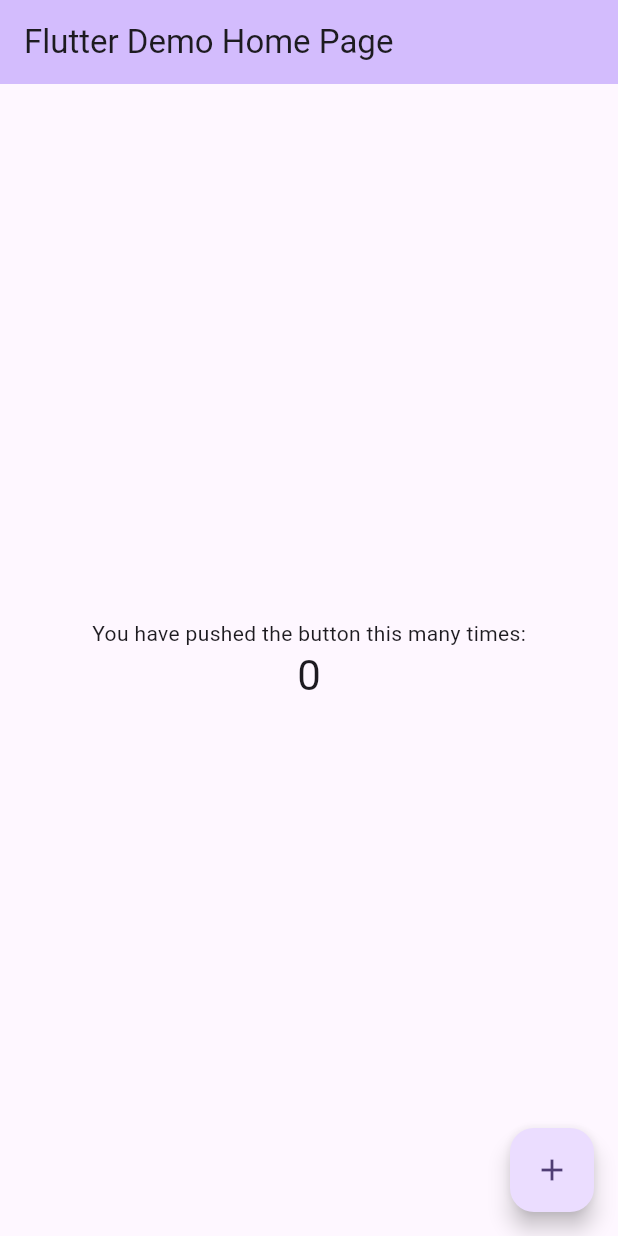
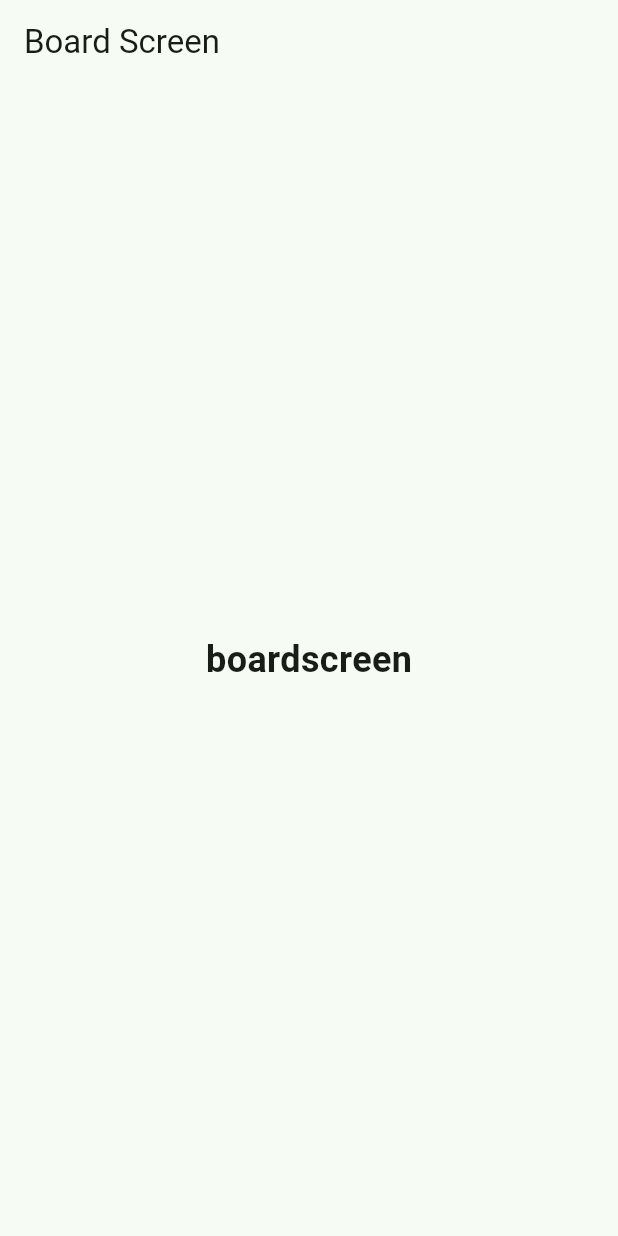
Before and after one commit to Projea12/polyops_assessment, a Flutter app: the screen it shows after launch, on a phone screen of 412 x 824 dp. Run offline on Flutter 3.47's test engine with Material 3 defaults, Android fonts, the phone set to English and light mode, and no system bars; our stand-ins replace flutter_bloc, get_it, injectable.

Commit message:
feat: scaffold project with clean architecture and DI

```diff
--- a/polyops_assessment/lib/main.dart
+++ b/polyops_assessment/lib/main.dart
@@ -1,122 +1,32 @@
 import 'package:flutter/material.dart';
+import 'package:flutter_bloc/flutter_bloc.dart';
+import 'package:polyops_assessment/core/di/injection.dart';
+import 'package:polyops_assessment/core/observer/app_bloc_observer.dart';
+import 'package:polyops_assessment/presentation/task/board_screen.dart';
 
-void main() {
-  runApp(const MyApp());
+void main() async {
+  WidgetsFlutterBinding.ensureInitialized();
+  await configureDependencies();
+  Bloc.observer = AppBlocObserver();
+  runApp(const Polysops());
 }
 
-class MyApp extends StatelessWidget {
-  const MyApp({super.key});
+class Polysops extends StatelessWidget {
+  const Polysops({super.key});
 
-  // This widget is the root of your application.
   @override
   Widget build(BuildContext context) {
     return MaterialApp(
-      title: 'Flutter Demo',
+      title: 'Polyops',
+      debugShowCheckedModeBanner: false,
       theme: ThemeData(
-        // This is the theme of your application.
-        //
-        // TRY THIS: Try running your application with "flutter run". You'll see
-        // the application has a purple toolbar. Then, without quitting the app,
-        // try changing the seedColor in the colorScheme below to Colors.green
-        // and then invoke "hot reload" (save your changes or press the "hot
-        // reload" button in a Flutter-supported IDE, or press "r" if you used
-        // the command line to start the app).
-        //
-        // Notice that the counter didn't reset back to zero; the application
-        // state is not lost during the reload. To reset the state, use hot
-        // restart instead.
-        //
-        // This works for code too, not just values: Most code changes can be
-        // tested with just a hot reload.
-        colorScheme: .fromSeed(seedColor: Colors.deepPurple),
+        colorScheme: ColorScheme.fromSeed(
+          seedColor: const Color(0xFF1B5E37),
+          brightness: Brightness.light,
+        ),
+        useMaterial3: true,
       ),
-      home: const MyHomePage(title: 'Flutter Demo Home Page'),
+      home: const BoardScreen(),
     );
   }
 }
-
-class MyHomePage extends StatefulWidget {
-  const MyHomePage({super.key, required this.title});
-
-  // This widget is the home page of your application. It is stateful, meaning
-  // that it has a State object (defined below) that contains fields that affect
-  // how it looks.
-
-  // This class is the configuration for the state. It holds the values (in this
-  // case the title) provided by the parent (in this case the App widget) and
-  // used by the build method of the State. Fields in a Widget subclass are
-  // always marked "final".
-
-  final String title;
-
-  @override
-  State<MyHomePage> createState() => _MyHomePageState();
-}
-
-class _MyHomePageState extends State<MyHomePage> {
-  int _counter = 0;
-
-  void _incrementCounter() {
-    setState(() {
-      // This call to setState tells the Flutter framework that something has
-      // changed in this State, which causes it to rerun the build method below
-      // so that the display can reflect the updated values. If we changed
-      // _counter without calling setState(), then the build method would not be
-      // called again, and so nothing would appear to happen.
-      _counter++;
-    });
-  }
-
-  @override
-  Widget build(BuildContext context) {
-    // This method is rerun every time setState is called, for instance as done
-    // by the _incrementCounter method above.
-    //
-    // The Flutter framework has been optimized to make rerunning build methods
-    // fast, so that you can just rebuild anything that needs updating rather
-    // than having to individually change instances of widgets.
-    return Scaffold(
-      appBar: AppBar(
-        // TRY THIS: Try changing the color here to a specific color (to
-        // Colors.amber, perhaps?) and trigger a hot reload to see the AppBar
-        // change color while the other colors stay the same.
-        backgroundColor: Theme.of(context).colorScheme.inversePrimary,
-        // Here we take the value from the MyHomePage object that was created by
-        // the App.build method, and use it to set our appbar title.
-        title: Text(widget.title),
-      ),
-      body: Center(
-        // Center is a layout widget. It takes a single child and positions it
-        // in the middle of the parent.
-        child: Column(
-          // Column is also a layout widget. It takes a list of children and
-          // arranges them vertically. By default, it sizes itself to fit its
-          // children horizontally, and tries to be as tall as its parent.
-          //
-          // Column has various properties to control how it sizes itself and
-          // how it positions its children. Here we use mainAxisAlignment to
-          // center the children vertically; the main axis here is the vertical
-          // axis because Columns are vertical (the cross axis would be
-          // horizontal).
-          //
-          // TRY THIS: Invoke "debug painting" (choose the "Toggle Debug Paint"
-          // action in the IDE, or press "p" in the console), to see the
-          // wireframe for each widget.
-          mainAxisAlignment: .center,
-          children: [
-            const Text('You have pushed the button this many times:'),
-            Text(
-              '$_counter',
-              style: Theme.of(context).textTheme.headlineMedium,
-            ),
-          ],
-        ),
-      ),
-      floatingActionButton: FloatingActionButton(
-        onPressed: _incrementCounter,
-        tooltip: 'Increment',
-        child: const Icon(Icons.add),
-      ),
-    );
-  }
-}
--- /dev/null
+++ b/polyops_assessment/lib/presentation/task/board_screen.dart
@@ -0,0 +1,23 @@
+import 'package:flutter/material.dart';
+
+class BoardScreen extends StatelessWidget {
+  const BoardScreen({super.key});
+
+  @override
+  Widget build(BuildContext context) {
+    return Scaffold(
+      appBar: AppBar(
+        title: const Text('Board Screen'),
+      ),
+      body: const Center(
+        child: Text(
+          'boardscreen',
+          style: TextStyle(
+            fontSize: 24,
+            fontWeight: FontWeight.bold,
+          ),
+        ),
+      ),
+    );
+  }
+}
```
Also changed, not shown: polyops_assessment/lib/core/di/injection.dart (added, +9 -0 lines), polyops_assessment/lib/core/observer/app_bloc_observer.dart (added, +18 -0 lines), polyops_assessment/lib/core/utils/stream_extensions.dart (added, +33 -0 lines), polyops_assessment/lib/domain/failure/failures.dart (added, +33 -0 lines), polyops_assessment/pubspec.yaml (+13 -67 lines), polyops_assessment/lib/core/di/injection.config.dart (added), polyops_assessment/pubspec.lock, 1 other file.
